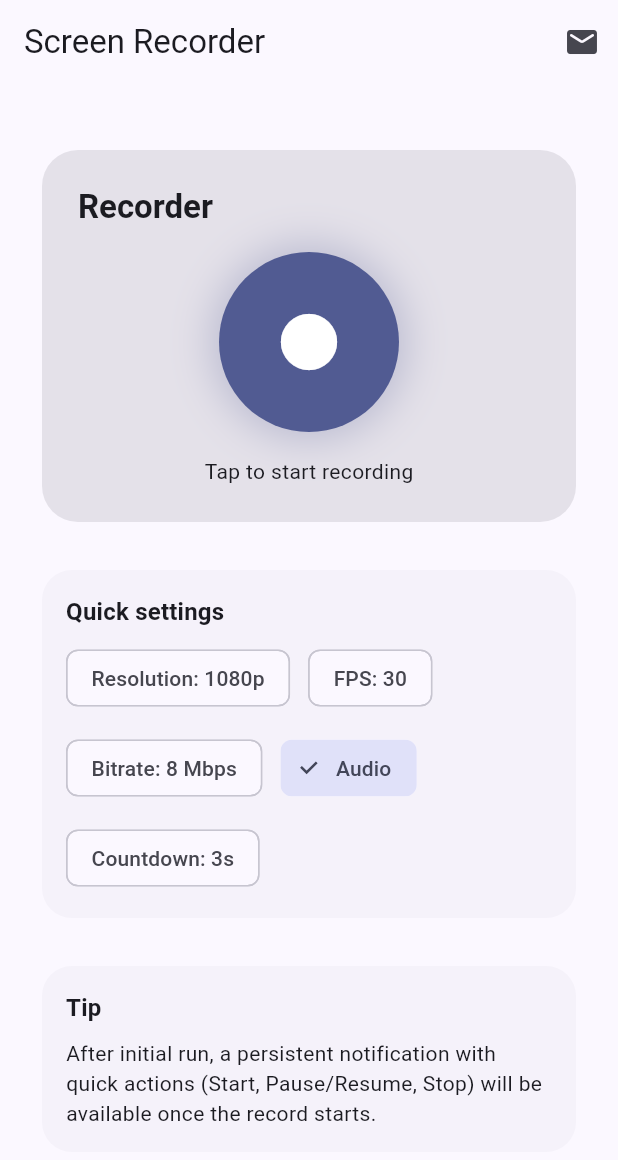
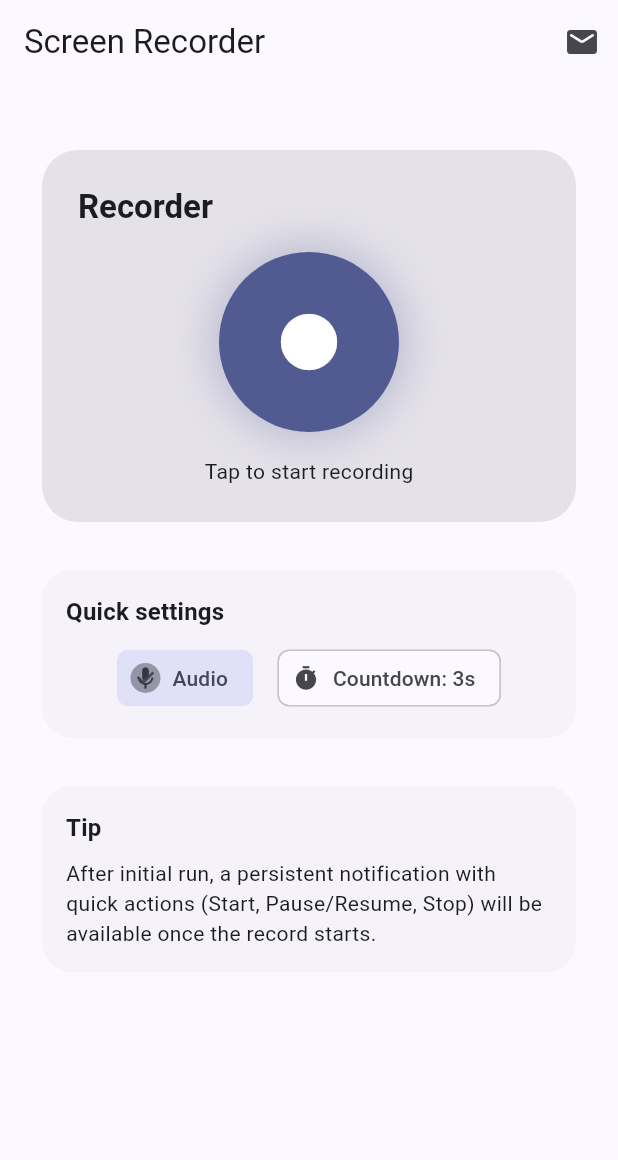
Before and after one commit to mamee13/screen_recorder, a Flutter app: the HomePage screen opened directly, on a phone screen of 412 x 824 dp. Shown: the top 1160 px of the screen. Run offline on Flutter 3.47's test engine with Material 3 defaults, Android fonts, the phone set to English and light mode, and no system bars; our stand-ins replace shared_preferences, video_player; accounts and stored records are empty.

Commit message:
fixed some UI elements in the home screen

```diff
--- a/lib/screens/home_page.dart
+++ b/lib/screens/home_page.dart
@@ -173,51 +173,11 @@ class _QuickSettings extends StatelessWidget {
           children: [
             Text('Quick settings', style: Theme.of(context).textTheme.titleMedium?.copyWith(fontWeight: FontWeight.w600)),
             const SizedBox(height: 8),
-            Wrap(
-              spacing: 12,
-              runSpacing: 12,
+            Row(
+              mainAxisAlignment: MainAxisAlignment.center,
               children: [
-                _ChipDropdown<VideoResolution>(
-                  label: 'Resolution',
-                  value: s.resolution,
-                  items: const {
-                    VideoResolution.p1080: '1080p',
-                    VideoResolution.p720: '720p',
-                    VideoResolution.p480: '480p',
-                  },
-                  onChanged: (v) {
-                    if (v == null) return;
-                    model.updateSettings((s) => s.resolution = v);
-                  },
-                ),
-                _ChipDropdown<int>(
-                  label: 'FPS',
-                  value: s.fps,
-                  items: const {
-                    24: '24',
-                    30: '30',
-                    60: '60',
-                  },
-                  onChanged: (v) {
-                    if (v == null) return;
-                    model.updateSettings((s) => s.fps = v);
-                  },
-                ),
-                _ChipDropdown<int>(
-                  label: 'Bitrate',
-                  value: s.bitrateKbps,
-                  items: const {
-                    4000: '4 Mbps',
-                    8000: '8 Mbps',
-                    12000: '12 Mbps',
-                    20000: '20 Mbps',
-                  },
-                  onChanged: (v) {
-                    if (v == null) return;
-                    model.updateSettings((s) => s.bitrateKbps = v);
-                  },
-                ),
                 FilterChip(
+                  avatar: const Icon(Icons.mic, size: 18),
                   label: const Text('Audio'),
                   selected: s.includeAudio,
                   onSelected: (sel) async {
@@ -227,7 +187,9 @@ class _QuickSettings extends StatelessWidget {
                     }
                   },
                 ),
+                const SizedBox(width: 16),
                 InputChip(
+                  avatar: const Icon(Icons.timer, size: 18),
                   label: Text('Countdown: ${s.countdownSeconds}s'),
                   onPressed: () async {
                     final v = await showDialog<int>(context: context, builder: (_) => _CountdownDialog(initial: s.countdownSeconds));
@@ -273,8 +235,9 @@ class _ChipDropdown<T> extends StatelessWidget {
   final T value;
   final Map<T, String> items;
   final ValueChanged<T?> onChanged;
+  final IconData? icon;
 
-  const _ChipDropdown({required this.label, required this.value, required this.items, required this.onChanged});
+  const _ChipDropdown({required this.label, required this.value, required this.items, required this.onChanged, this.icon});
 
   @override
   Widget build(BuildContext context) {
@@ -286,6 +249,7 @@ class _ChipDropdown<T> extends StatelessWidget {
           .map((e) => PopupMenuItem<T>(value: e.key, child: Text(e.value)))
           .toList(),
       child: InputChip(
+        avatar: icon != null ? Icon(icon, size: 18) : null,
         label: Text('$label: ${items[value]}'),
         onPressed: () {},
       ),
```
